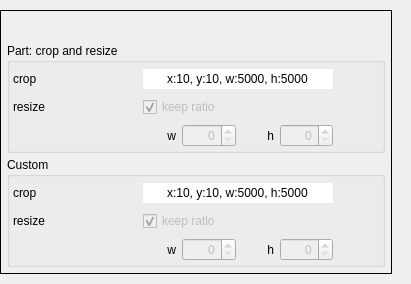
First picture: the form in tools/video_editor/ui/ui_widget_geometry.ui, repository JepEtau/mco, before the edit.
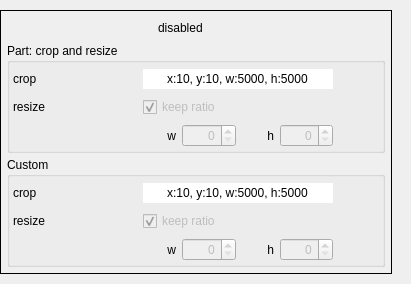
Second picture: the form after the edit. Icons and pictures are not drawn.

The edit to the form file:
```diff
--- a/tools/video_editor/ui/ui_widget_geometry.ui
+++ b/tools/video_editor/ui/ui_widget_geometry.ui
@@ -144,6 +144,29 @@
           </property>
          </widget>
         </item>
+        <item>
+         <spacer name="horizontalSpacer_2">
+          <property name="orientation">
+           <enum>Qt::Horizontal</enum>
+          </property>
+          <property name="sizeType">
+           <enum>QSizePolicy::Fixed</enum>
+          </property>
+          <property name="sizeHint" stdset="0">
+           <size>
+            <width>22</width>
+            <height>10</height>
+           </size>
+          </property>
+         </spacer>
+        </item>
+        <item>
+         <widget class="QLabel" name="label_message">
+          <property name="text">
+           <string>disabled</string>
+          </property>
+         </widget>
+        </item>
         <item>
          <spacer name="horizontalSpacer">
           <property name="orientation">
```
